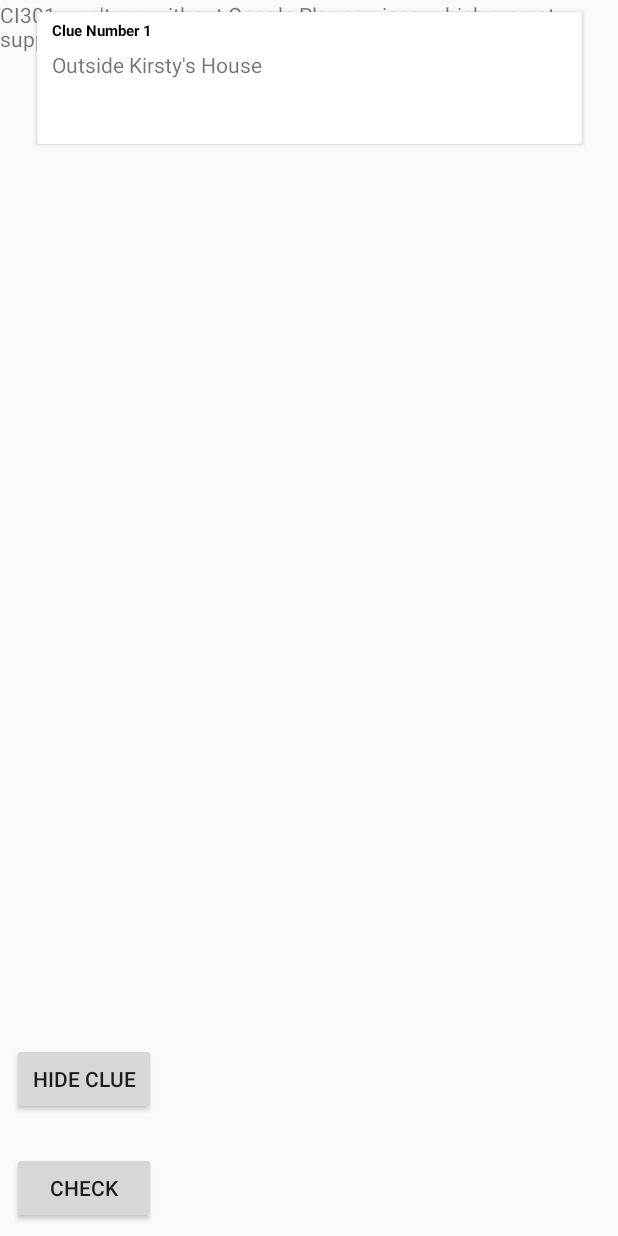
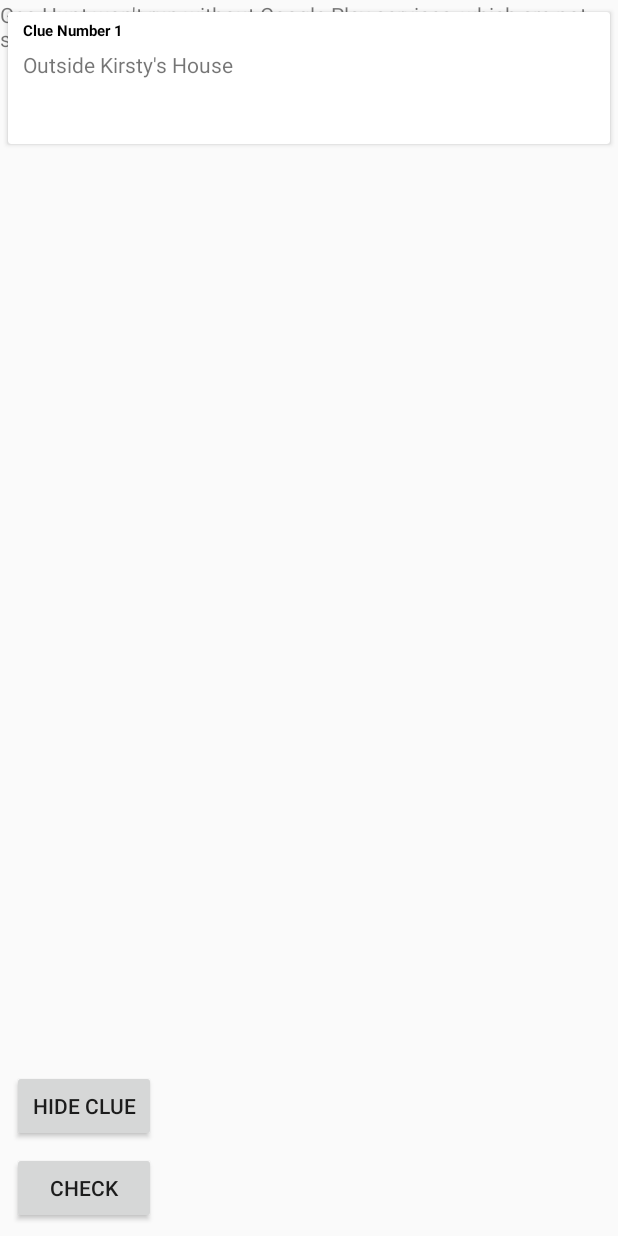
Before and after one commit to danpascoe/CI301-TreasureHunt, an Android app: the screen it shows after launch (MapActivity), after a tap on "LOGIN", on a phone screen of 412 x 824 dp. Run offline under Robolectric (Android 15) with nearby library versions, the phone set to English and light mode, and no system bars.

Commit message:
Updated UI for Map Actiity
Updated UI for Map Actiity
Added Strings

```diff
--- a/Application/app/src/main/res/layout/activity_map.xml
+++ b/Application/app/src/main/res/layout/activity_map.xml
@@ -29,7 +29,7 @@
         android:layout_marginTop="8dp"
         android:layout_marginEnd="36dp"
         android:layout_marginBottom="8dp"
-        android:text="Check"
+        android:text="@string/btn_checkDistance"
         app:layout_constraintBottom_toBottomOf="parent"
         app:layout_constraintEnd_toEndOf="parent"
         app:layout_constraintHorizontal_bias="0.0"
@@ -45,23 +45,23 @@
         android:layout_marginTop="8dp"
         android:layout_marginEnd="36dp"
         android:layout_marginBottom="8dp"
-        android:text="Hide Clue"
+        android:text="@string/btn_HideClue"
         app:layout_constraintBottom_toBottomOf="parent"
         app:layout_constraintEnd_toEndOf="parent"
         app:layout_constraintHorizontal_bias="0.0"
         app:layout_constraintStart_toStartOf="parent"
         app:layout_constraintTop_toTopOf="parent"
-        app:layout_constraintVertical_bias="0.904" />
+        app:layout_constraintVertical_bias="0.928" />
 
     <android.support.v7.widget.CardView
         android:id="@+id/cv_clue"
-        android:layout_width="363dp"
+        android:layout_width="401dp"
         android:layout_height="88dp"
         android:layout_margin="8dp"
-        android:layout_marginBottom="8dp"
-        android:layout_marginEnd="8dp"
         android:layout_marginStart="8dp"
         android:layout_marginTop="8dp"
+        android:layout_marginEnd="8dp"
+        android:layout_marginBottom="8dp"
         app:layout_constraintBottom_toBottomOf="parent"
         app:layout_constraintEnd_toEndOf="parent"
         app:layout_constraintStart_toStartOf="parent"
@@ -72,9 +72,9 @@
             android:id="@+id/txt_clueNumber"
             android:layout_width="wrap_content"
             android:layout_height="wrap_content"
-            android:layout_marginLeft="10dp"
+            android:layout_marginStart="10dp"
             android:layout_marginTop="5dp"
-            android:text="Clue Number X"
+            android:text="@string/txt_clueNumber"
             android:textAppearance="@style/amu_Bubble.TextAppearance.Dark"
             android:textColor="@color/common_google_signin_btn_text_dark_focused"
             android:textStyle="bold" />
@@ -84,9 +84,9 @@
             android:layout_width="wrap_content"
             android:layout_height="wrap_content"
             android:layout_marginLeft="10dp"
+            android:layout_marginTop="25dp"
             android:layout_marginRight="10dp"
-            android:layout_marginTop="25dp"
-            android:text="Lorem ipsum dolor sit amet, consectetur adipiscing elit. Vestibulum sed lectus interdum, placerat est eget, maximus sed." />
+            android:text="@string/txt_clue" />
     </android.support.v7.widget.CardView>
 
     <ImageView
@@ -98,6 +98,7 @@
         android:layout_marginEnd="8dp"
         android:layout_marginBottom="8dp"
         android:background="@drawable/cross_00"
+        android:contentDescription="@string/anim_cross"
         android:visibility="visible"
         app:layout_constraintBottom_toBottomOf="parent"
         app:layout_constraintEnd_toEndOf="parent"
@@ -113,6 +114,7 @@
         android:layout_marginEnd="8dp"
         android:layout_marginBottom="8dp"
         android:background="@drawable/tick_00"
+        android:contentDescription="@string/anim_tick"
         android:visibility="visible"
         app:layout_constraintBottom_toBottomOf="parent"
         app:layout_constraintEnd_toEndOf="parent"
--- a/Application/app/src/main/res/values/strings.xml
+++ b/Application/app/src/main/res/values/strings.xml
@@ -1,4 +1,10 @@
 <resources>
-    <string name="app_name">CI301</string>
-    <string name="title_activity_map">Map</string>
+    <string name="app_name">Geo Hunt</string>
+    <string name="title_activity_map">Geo Hunt Map</string>
+    <string name="btn_checkDistance">Check</string>
+    <string name="btn_HideClue">Hide Clue</string>
+    <string name="txt_clueNumber">Placeholder</string>
+    <string name="txt_clue">Placeholder</string>
+    <string name="anim_tick">Tick Animation</string>
+    <string name="anim_cross">Cross Animation</string>
 </resources>
```
